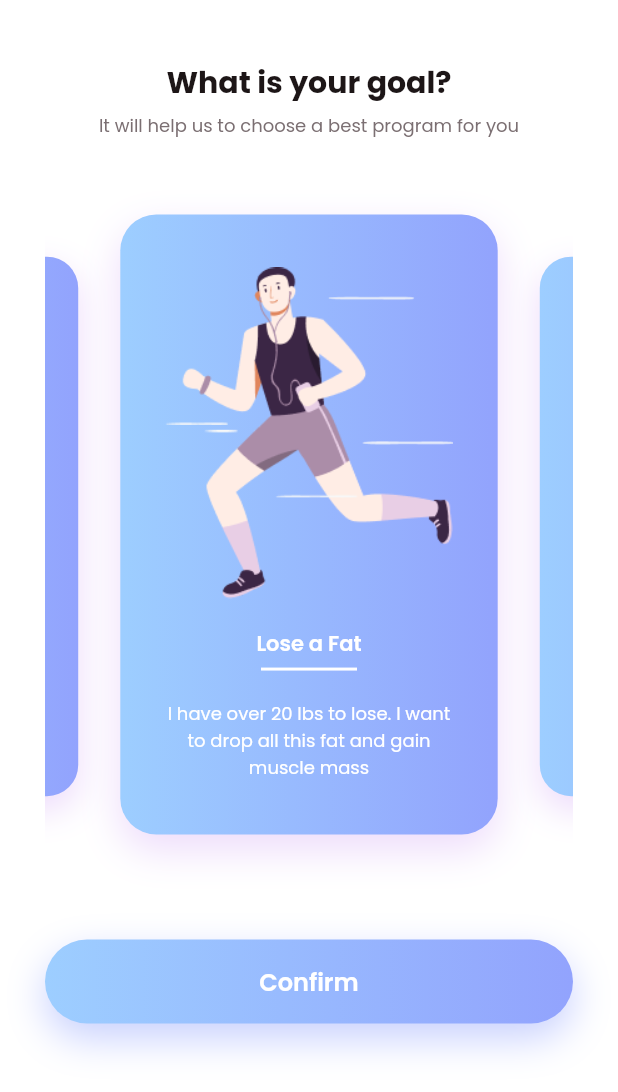
After one commit to Nghinguyenhuu/Devera_Fitness, a Flutter app: the RegisterGoalPage screen opened directly, swiped to page 4, on a phone screen of 412 x 824 dp. The commit adds this screen. Shown: the top 1092 px of the screen. Run offline on Flutter 3.47's test engine with Material 2 defaults, Android fonts, the phone set to English and light mode, and no system bars; drawn by our look-alikes of carousel_slider; our stand-ins replace dartz, dio, equatable, flutter_svg, get_it and 2 more; accounts and stored records are empty; generated files the repository leaves out were written again; statements that could not run were skipped.

Commit message:
[Development] register goal page

```diff
--- a/lib/dependencies/page_dependencies.dart
+++ b/lib/dependencies/page_dependencies.dart
@@ -11,5 +11,6 @@ class PageDependencies {
     injector.registerFactory<Widget>(() => OnBoardingPage(), instanceName: Routes.onBoarding);
     injector.registerFactory<Widget>(() => SignUpPage(), instanceName: Routes.signUp);
     injector.registerFactory<Widget>(() => RegisterProfilePage(), instanceName: Routes.registerProfile);
+    injector.registerFactory<Widget>(() => RegisterGoalPage(), instanceName: Routes.registerGoal);
   }
 }
--- /dev/null
+++ b/lib/pages/phone/register_profile/register_goal_page.dart
@@ -0,0 +1,124 @@
+import 'package:carousel_slider/carousel_slider.dart';
+import 'package:flutter/material.dart';
+
+import '../../../gen/assets.gen.dart';
+import '../../../resources/colors.dart';
+import '../../../resources/gradient.dart';
+import '../../../resources/shadow.dart';
+import '../../../widgets/app_button.dart';
+
+class RegisterGoalPage extends StatefulWidget {
+  const RegisterGoalPage({super.key});
+
+  @override
+  State<RegisterGoalPage> createState() => _RegisterGoalPageState();
+}
+
+class _RegisterGoalPageState extends State<RegisterGoalPage> {
+  List<String> titles = ['Improve Shape', 'Lean & Tone', 'Lose a Fat'];
+  List<String> subTitles = [
+    'I have a low amount of body fat and need / want to build more muscle',
+    'I’m “skinny fat”. look thin but have no shape. I want to add learn muscle in the right way',
+    'I have over 20 lbs to lose. I want to drop all this fat and gain muscle mass',
+  ];
+  List<Widget> images = [
+    Assets.images.png.imgGoal1.image(),
+    Assets.images.png.imgGoal2.image(),
+    Assets.images.png.imgGoal3.image(),
+  ];
+
+  @override
+  Widget build(BuildContext context) {
+    return Scaffold(
+      body: SafeArea(
+        child: SingleChildScrollView(
+          padding: const EdgeInsets.symmetric(vertical: 40, horizontal: 30),
+          child: Column(
+            crossAxisAlignment: CrossAxisAlignment.stretch,
+            children: [
+              Text(
+                "What is your goal?",
+                style: TextStyle(
+                  fontSize: 20,
+                  fontWeight: FontWeight.w700,
+                ),
+                textAlign: TextAlign.center,
+              ),
+              SizedBox(height: 5),
+              Text(
+                'It will help us to choose a best program for you',
+                style: TextStyle(
+                  fontSize: 12,
+                  fontWeight: FontWeight.w400,
+                  color: AppColors.grayDark,
+                ),
+                textAlign: TextAlign.center,
+              ),
+              CarouselSlider.builder(
+                itemBuilder: (context, index, int) {
+                  return buildCarouselItem(
+                    image: images[index],
+                    title: titles[index],
+                    subTitle: subTitles[index],
+                  );
+                },
+                itemCount: titles.length,
+                options: CarouselOptions(
+                  viewportFraction: 0.8,
+                  aspectRatio: 0.66,
+                  enlargeStrategy: CenterPageEnlargeStrategy.zoom,
+                  enlargeCenterPage: true,
+                  enlargeFactor: 0.3,
+                ),
+              ),
+              AppButton(
+                padding: EdgeInsets.symmetric(vertical: 16),
+                borderRadius: BorderRadius.circular(100),
+                onTap: () {},
+                child: Text(
+                  'Confirm',
+                  style: TextStyle(fontWeight: FontWeight.w600, fontSize: 16, color: AppColors.white),
+                ),
+              )
+            ],
+          ),
+        ),
+      ),
+    );
+  }
+
+  Widget buildCarouselItem({required Widget image, required String title, required String subTitle}) {
+    return Container(
+      margin: EdgeInsets.only(top: 50, bottom: 70, left: 15, right: 15),
+      padding: EdgeInsets.all(30),
+      decoration: BoxDecoration(
+        gradient: AppGradient.blueGradient,
+        boxShadow: [AppShadow.purpleShadow],
+        borderRadius: BorderRadius.circular(24),
+      ),
+      child: Column(
+        mainAxisAlignment: MainAxisAlignment.center,
+        children: [
+          image,
+          SizedBox(height: 20),
+          Text(
+            title,
+            style: TextStyle(fontSize: 14, fontWeight: FontWeight.w600, color: AppColors.white),
+          ),
+          SizedBox(height: 5),
+          Container(height: 2, width: 64, color: AppColors.white),
+          SizedBox(height: 20),
+          Text(
+            subTitle,
+            style: TextStyle(
+              fontSize: 12,
+              fontWeight: FontWeight.w400,
+              color: AppColors.white,
+            ),
+            textAlign: TextAlign.center,
+          ),
+        ],
+      ),
+    );
+  }
+}
--- a/lib/pages/phone/register_profile/register_profile.dart
+++ b/lib/pages/phone/register_profile/register_profile.dart
@@ -1 +1,2 @@
+export 'register_goal_page.dart';
 export 'register_profile_page.dart';
--- a/lib/pages/phone/register_profile/register_profile_page.dart
+++ b/lib/pages/phone/register_profile/register_profile_page.dart
@@ -1,14 +1,14 @@
+import 'package:flutter/material.dart';
+import 'package:flutter/services.dart';
 import 'package:rxdart/rxdart.dart';
 
+import '../../../gen/assets.gen.dart';
 import '../../../resources/resources.dart';
+import '../../../router/router.dart';
+import '../../../widgets/app_button.dart';
+import '../../../widgets/app_drop_down.dart';
 import '../../../widgets/app_text_field.dart';
 import '../../../widgets/custom_date_picker.dart';
-import 'package:flutter/material.dart';
-import 'package:flutter/services.dart';
-
-import '../../../gen/assets.gen.dart';
-import '../../../widgets/app_button.dart';
-import '../../../widgets/app_drop_down.dart';
 
 class RegisterProfilePage extends StatefulWidget {
   const RegisterProfilePage({super.key});
@@ -18,7 +18,6 @@ class RegisterProfilePage extends StatefulWidget {
 }
 
 class _RegisterProfilePageState extends State<RegisterProfilePage> {
-
   BehaviorSubject<bool?> errorStream = BehaviorSubject.seeded(false);
   final GlobalKey<FormState> _globalKey = GlobalKey();
 
@@ -54,11 +53,11 @@ class _RegisterProfilePageState extends State<RegisterProfilePage> {
               AppButton(
                 padding: EdgeInsets.symmetric(vertical: 16),
                 borderRadius: BorderRadius.circular(100),
-                onTap: (){
-                  if(_globalKey.currentState?.validate() == true){
+                onTap: () {
+                  if (_globalKey.currentState?.validate() == true) {
                     errorStream.add(false);
-                    // Navigator.of(context).pushNamed(routeName);
-                  }else{
+                    Navigator.of(context).pushNamed(Routes.registerGoal);
+                  } else {
                     errorStream.add(true);
                   }
                 },
--- a/lib/router/router.dart
+++ b/lib/router/router.dart
@@ -12,6 +12,8 @@ class Routes {
   static String get signUp => '/signUp';
 
   static String get registerProfile => '/registerProfile';
+
+  static String get registerGoal => '/registerGoal';
 
   static getRoute(RouteSettings settings) {
     Widget widget;
--- a/pubspec.yaml
+++ b/pubspec.yaml
@@ -74,6 +74,10 @@ dependencies:
 
   #cached_network_image:
   cached_network_image: ^3.2.3
+
+  #carousel slider:
+  carousel_slider: ^4.2.1
+
 
 dev_dependencies:
   flutter_test:
```
Also changed, not shown: assets/images/png/img_goal_1.png (added), assets/images/png/img_goal_2.png (added), assets/images/png/img_goal_3.png (added), pubspec.lock, 2 other files.
